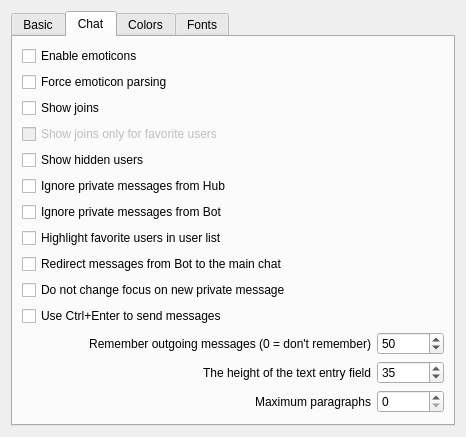
First picture: the form in eiskaltdcpp/ui/UISettingsGUI.ui, repository eiskaltdcpp/eiskaltdcpp, before the edit.
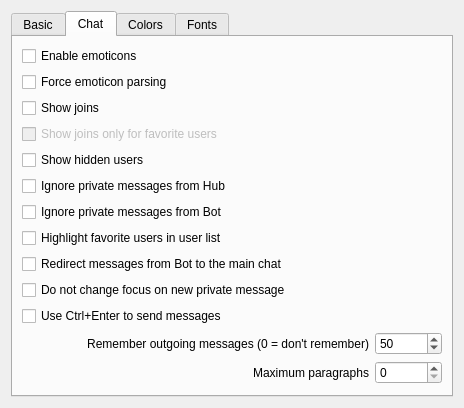
Second picture: the form after the edit. The open tabs and pages were chosen to show the change. Custom widgets are drawn as their Qt base class.

The edit to the form file:
```diff
--- a/eiskaltdcpp/ui/UISettingsGUI.ui
+++ b/eiskaltdcpp/ui/UISettingsGUI.ui
@@ -6,7 +6,7 @@
    <rect>
     <x>0</x>
     <y>0</y>
-    <width>466</width>
+    <width>464</width>
     <height>393</height>
    </rect>
   </property>
@@ -320,7 +320,7 @@
            </property>
           </widget>
          </item>
-         <item row="3" column="0">
+         <item row="2" column="0">
           <widget class="QLabel" name="label_6">
            <property name="sizePolicy">
             <sizepolicy hsizetype="Expanding" vsizetype="Preferred">
@@ -339,45 +339,13 @@
            </property>
           </widget>
          </item>
-         <item row="3" column="1">
+         <item row="2" column="1">
           <widget class="QSpinBox" name="spinBox_PARAGRAPHS">
            <property name="maximum">
             <number>1000000</number>
            </property>
           </widget>
          </item>
-         <item row="2" column="0">
-          <widget class="QLabel" name="label_7">
-           <property name="sizePolicy">
-            <sizepolicy hsizetype="Expanding" vsizetype="Preferred">
-             <horstretch>0</horstretch>
-             <verstretch>0</verstretch>
-            </sizepolicy>
-           </property>
-           <property name="text">
-            <string>The height of the text entry field</string>
-           </property>
-           <property name="alignment">
-            <set>Qt::AlignRight|Qt::AlignTrailing|Qt::AlignVCenter</set>
-           </property>
-           <property name="wordWrap">
-            <bool>true</bool>
-           </property>
-          </widget>
-         </item>
-         <item row="2" column="1">
-          <widget class="QSpinBox" name="spinBox_TEXT_EDIT_HEIGHT">
-           <property name="minimum">
-            <number>10</number>
-           </property>
-           <property name="maximum">
-            <number>500</number>
-           </property>
-           <property name="value">
-            <number>35</number>
-           </property>
-          </widget>
-         </item>
         </layout>
        </item>
        <item>
```
Left out of the diff: 2 changed lines with no effect on the pictures.
